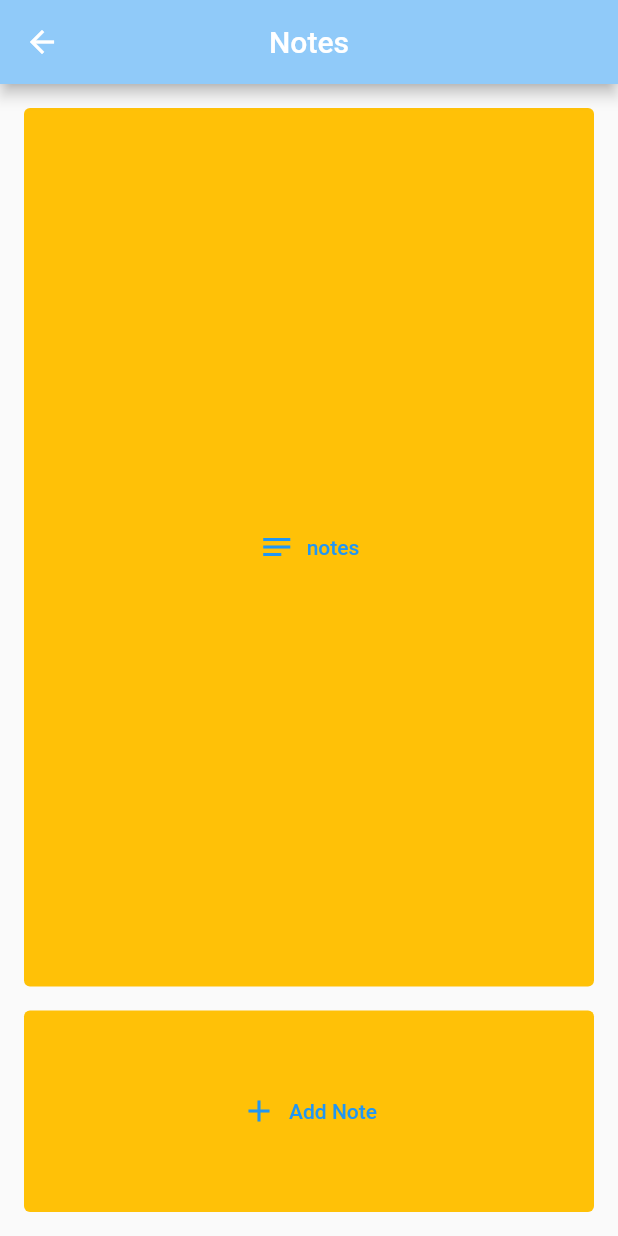
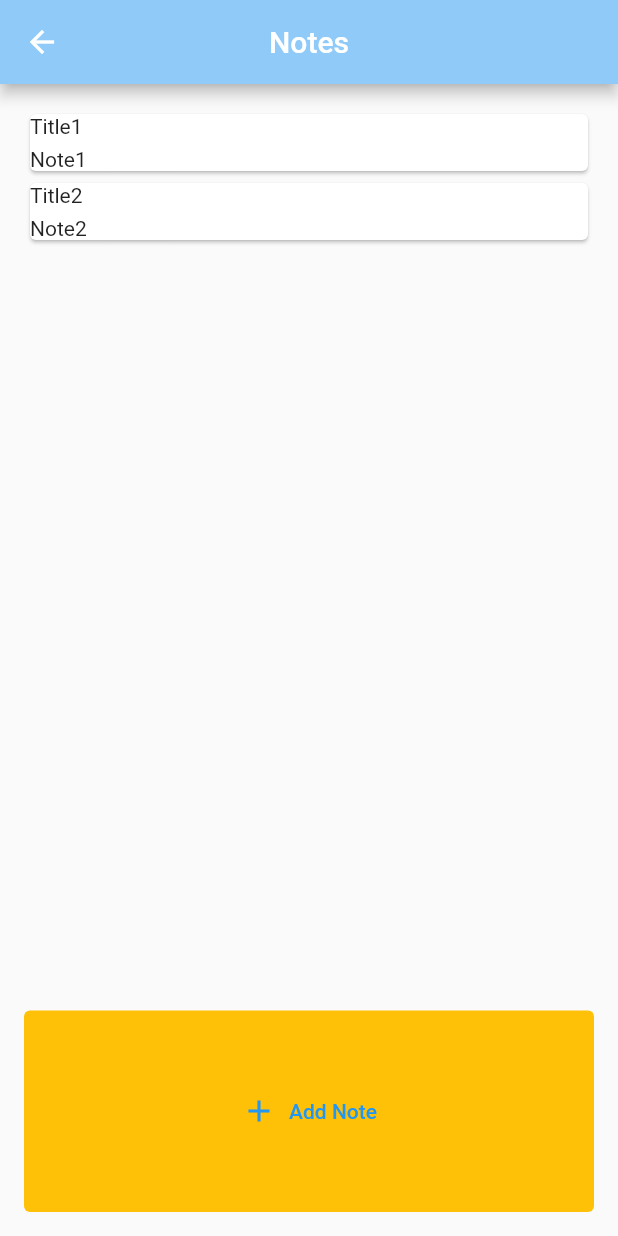
Before and after one commit to jburz2001/theSwag_phoneApp, a Flutter app: the Notes screen opened by its route, on a phone screen of 412 x 824 dp. Run offline on Flutter 3.47's test engine with Material 2 defaults, Android fonts, the phone set to English and light mode, and no system bars.

Commit message:
list of cards

```diff
--- a/swag_app/lib/screens/notes.dart
+++ b/swag_app/lib/screens/notes.dart
@@ -11,8 +11,39 @@ class _NotesState extends State<Notes> {
 
     List<Note> notes = [
       Note("Title1", "Note1"),
-      Note("Title2", "Note2")
+      Note("Title2", "Note2"),
+      // Note("Title1", "Note1"),
+      // Note("Title2", "Note2"),
+      // Note("Title1", "Note1"),
+      // Note("Title2", "Note2"),
+      // Note("Title1", "Note1"),
+      // Note("Title2", "Note2"),
+      // Note("Title1", "Note1"),
+      // Note("Title2", "Note2"),
+      // Note("Title1", "Note1"),
+      // Note("Title2", "Note2"),
+      // Note("Title1", "Note1"),
+      // Note("Title2", "Note2"),
+      // Note("Title1", "Note1"),
+      // Note("Title2", "Note2"),
     ];
+
+    Widget NoteTemplate(Note n){
+      return Card(
+        child: Column(
+          crossAxisAlignment: CrossAxisAlignment.stretch,
+          children: [
+            Text(
+              n.title
+            ),
+            SizedBox(height: 6.0),
+            Text(
+              n.note
+            )
+          ],
+        ),
+      );
+    }
 
   @override
   Widget build(BuildContext context) {
@@ -32,13 +63,8 @@ class _NotesState extends State<Notes> {
               child: Padding(
                 padding: const EdgeInsets.all(8.0),
                 child: Container(
-                  child: TextButton.icon(
-                    onPressed: () {},
-                    label: Text("notes"),
-                    icon: Icon(Icons.notes_outlined),
-                    style: TextButton.styleFrom(
-                      backgroundColor: Colors.amber,
-                    )
+                  child: Column(
+                    children: notes.map((n) => NoteTemplate(n)).toList(),
                   ),
                 ),
               )
```
